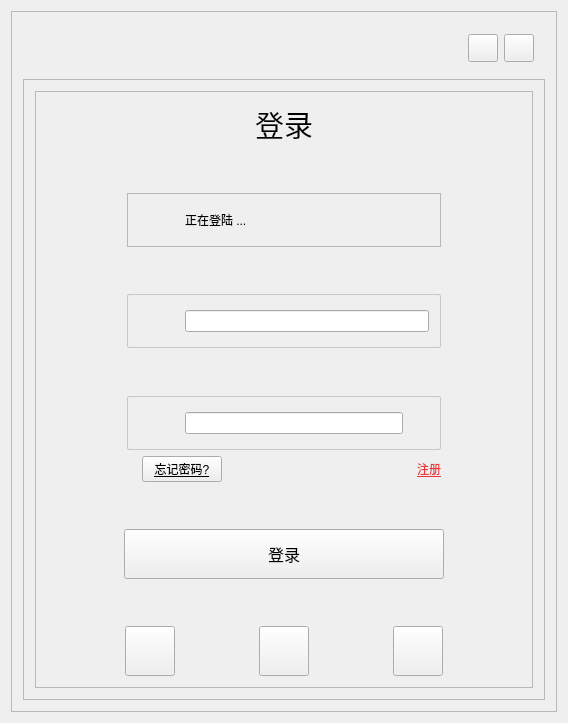
Qt form ChatOrionClient/login_gui.ui (orionlink/ChatOrion) before a commit.
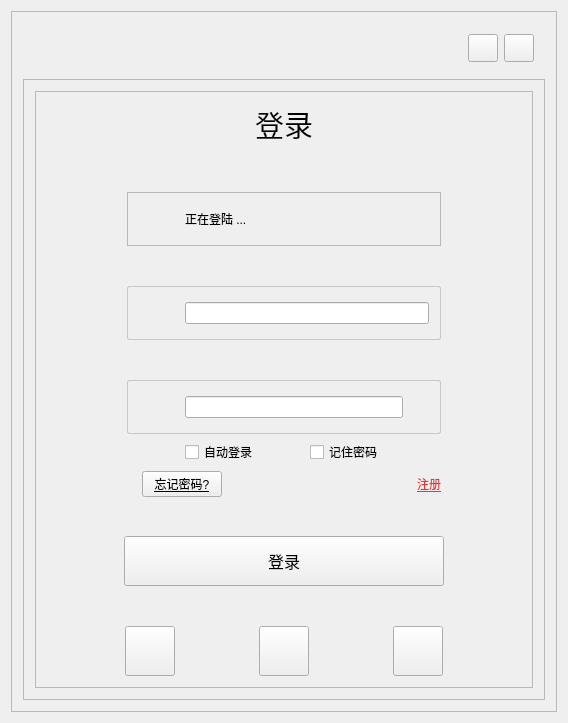
The same form after that commit. The open tabs and pages were chosen to show the change. Icons and pictures are not drawn. Custom widgets are drawn as their Qt base class.

Commit message: 自动登录

```diff
--- a/ChatOrionClient/login_gui.ui
+++ b/ChatOrionClient/login_gui.ui
@@ -566,6 +566,151 @@
                        </item>
                       </layout>
                      </item>
+                     <item>
+                      <widget class="QWidget" name="widget_2" native="true">
+                       <property name="minimumSize">
+                        <size>
+                         <width>0</width>
+                         <height>25</height>
+                        </size>
+                       </property>
+                       <property name="maximumSize">
+                        <size>
+                         <width>16777215</width>
+                         <height>25</height>
+                        </size>
+                       </property>
+                       <layout class="QHBoxLayout" name="horizontalLayout_51">
+                        <property name="spacing">
+                         <number>0</number>
+                        </property>
+                        <property name="leftMargin">
+                         <number>0</number>
+                        </property>
+                        <property name="topMargin">
+                         <number>0</number>
+                        </property>
+                        <property name="rightMargin">
+                         <number>0</number>
+                        </property>
+                        <property name="bottomMargin">
+                         <number>0</number>
+                        </property>
+                        <item>
+                         <spacer name="horizontalSpacer_4">
+                          <property name="orientation">
+                           <enum>Qt::Horizontal</enum>
+                          </property>
+                          <property name="sizeHint" stdset="0">
+                           <size>
+                            <width>40</width>
+                            <height>20</height>
+                           </size>
+                          </property>
+                         </spacer>
+                        </item>
+                        <item>
+                         <widget class="QWidget" name="widget_3" native="true">
+                          <property name="minimumSize">
+                           <size>
+                            <width>300</width>
+                            <height>0</height>
+                           </size>
+                          </property>
+                          <property name="maximumSize">
+                           <size>
+                            <width>100</width>
+                            <height>16777215</height>
+                           </size>
+                          </property>
+                          <layout class="QGridLayout" name="gridLayout_21">
+                           <property name="leftMargin">
+                            <number>0</number>
+                           </property>
+                           <property name="topMargin">
+                            <number>0</number>
+                           </property>
+                           <property name="rightMargin">
+                            <number>0</number>
+                           </property>
+                           <property name="bottomMargin">
+                            <number>0</number>
+                           </property>
+                           <property name="spacing">
+                            <number>0</number>
+                           </property>
+                           <item row="0" column="1">
+                            <widget class="QCheckBox" name="autoLogin_checkBox">
+                             <property name="text">
+                              <string>自动登录</string>
+                             </property>
+                            </widget>
+                           </item>
+                           <item row="0" column="4">
+                            <spacer name="horizontalSpacer_23">
+                             <property name="orientation">
+                              <enum>Qt::Horizontal</enum>
+                             </property>
+                             <property name="sizeHint" stdset="0">
+                              <size>
+                               <width>40</width>
+                               <height>20</height>
+                              </size>
+                             </property>
+                            </spacer>
+                           </item>
+                           <item row="0" column="3">
+                            <widget class="QCheckBox" name="remPwd_checkBox">
+                             <property name="text">
+                              <string>记住密码</string>
+                             </property>
+                            </widget>
+                           </item>
+                           <item row="0" column="0">
+                            <spacer name="horizontalSpacer_18">
+                             <property name="orientation">
+                              <enum>Qt::Horizontal</enum>
+                             </property>
+                             <property name="sizeHint" stdset="0">
+                              <size>
+                               <width>40</width>
+                               <height>20</height>
+                              </size>
+                             </property>
+                            </spacer>
+                           </item>
+                           <item row="0" column="2">
+                            <spacer name="horizontalSpacer_24">
+                             <property name="orientation">
+                              <enum>Qt::Horizontal</enum>
+                             </property>
+                             <property name="sizeHint" stdset="0">
+                              <size>
+                               <width>40</width>
+                               <height>20</height>
+                              </size>
+                             </property>
+                            </spacer>
+                           </item>
+                          </layout>
+                         </widget>
+                        </item>
+                        <item>
+                         <spacer name="horizontalSpacer_17">
+                          <property name="orientation">
+                           <enum>Qt::Horizontal</enum>
+                          </property>
+                          <property name="sizeHint" stdset="0">
+                           <size>
+                            <width>40</width>
+                            <height>20</height>
+                           </size>
+                          </property>
+                         </spacer>
+                        </item>
+                       </layout>
+                      </widget>
+                     </item>
                      <item>
                       <layout class="QHBoxLayout" name="horizontalLayout_5">
                        <item>
```
Left out of the diff: 4 changed lines with no effect on the pictures. The commit also changes 40 other files.
